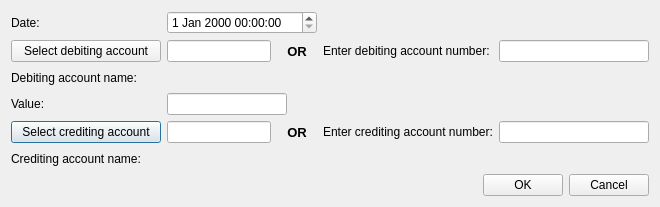
Dalerjon/TheOrmasProejct, file OrmasAdmin/OrmasAdmin/CreateEtrDlg.ui: the form before one commit.
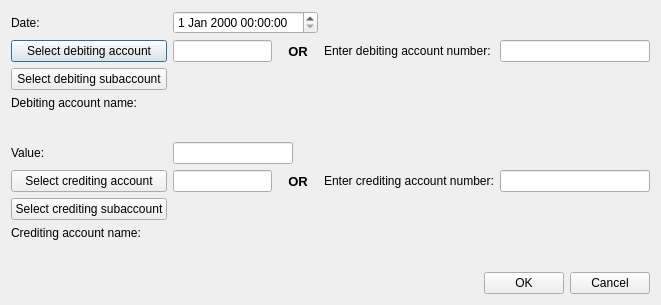
The form after the commit.

```diff
--- a/OrmasAdmin/OrmasAdmin/CreateEtrDlg.ui
+++ b/OrmasAdmin/OrmasAdmin/CreateEtrDlg.ui
@@ -7,7 +7,7 @@
     <x>0</x>
     <y>0</y>
     <width>660</width>
-    <height>207</height>
+    <height>305</height>
    </rect>
   </property>
   <property name="sizePolicy">
@@ -38,7 +38,14 @@
    <property name="bottomMargin">
     <number>11</number>
    </property>
-   <item row="3" column="1" colspan="2">
+   <item row="1" column="0">
+    <widget class="QPushButton" name="dAccBtn">
+     <property name="text">
+      <string>Select debiting account</string>
+     </property>
+    </widget>
+   </item>
+   <item row="5" column="1" colspan="2">
     <widget class="QLineEdit" name="valueEdit">
      <property name="maximumSize">
       <size>
@@ -48,165 +55,7 @@
      </property>
     </widget>
    </item>
-   <item row="0" column="1" colspan="2">
-    <widget class="QDateTimeEdit" name="dateEdit"/>
-   </item>
-   <item row="4" column="0">
-    <widget class="QPushButton" name="cAccBtn">
-     <property name="text">
-      <string>Select crediting account</string>
-     </property>
-    </widget>
-   </item>
-   <item row="4" column="3">
-    <widget class="QLabel" name="caLb">
-     <property name="text">
-      <string>Enter crediting account number:</string>
-     </property>
-    </widget>
-   </item>
-   <item row="3" column="0">
-    <widget class="QLabel" name="valueLb">
-     <property name="minimumSize">
-      <size>
-       <width>150</width>
-       <height>0</height>
-      </size>
-     </property>
-     <property name="text">
-      <string>Value:</string>
-     </property>
-    </widget>
-   </item>
-   <item row="4" column="2">
-    <widget class="QLabel" name="orLb_2">
-     <property name="minimumSize">
-      <size>
-       <width>40</width>
-       <height>0</height>
-      </size>
-     </property>
-     <property name="font">
-      <font>
-       <pointsize>10</pointsize>
-       <weight>75</weight>
-       <bold>true</bold>
-      </font>
-     </property>
-     <property name="text">
-      <string>OR</string>
-     </property>
-     <property name="alignment">
-      <set>Qt::AlignCenter</set>
-     </property>
-    </widget>
-   </item>
-   <item row="4" column="1">
-    <widget class="QLineEdit" name="caIDEdit">
-     <property name="maximumSize">
-      <size>
-       <width>120</width>
-       <height>16777215</height>
-      </size>
-     </property>
-     <property name="readOnly">
-      <bool>true</bool>
-     </property>
-    </widget>
-   </item>
-   <item row="4" column="4">
-    <widget class="QLineEdit" name="caNumberEdit">
-     <property name="minimumSize">
-      <size>
-       <width>150</width>
-       <height>0</height>
-      </size>
-     </property>
-     <property name="maximumSize">
-      <size>
-       <width>150</width>
-       <height>16777215</height>
-      </size>
-     </property>
-     <property name="text">
-      <string/>
-     </property>
-    </widget>
-   </item>
-   <item row="2" column="0">
-    <widget class="QLabel" name="daNameLb">
-     <property name="text">
-      <string>Debiting account name:</string>
-     </property>
-    </widget>
-   </item>
-   <item row="2" column="1" colspan="4">
-    <widget class="QLabel" name="daNamePh">
-     <property name="font">
-      <font>
-       <family>Times New Roman</family>
-       <pointsize>12</pointsize>
-       <weight>75</weight>
-       <italic>true</italic>
-       <bold>true</bold>
-      </font>
-     </property>
-     <property name="text">
-      <string/>
-     </property>
-    </widget>
-   </item>
-   <item row="0" column="0">
-    <widget class="QLabel" name="dateLb">
-     <property name="text">
-      <string>Date:</string>
-     </property>
-    </widget>
-   </item>
-   <item row="1" column="2">
-    <widget class="QLabel" name="orLb">
-     <property name="minimumSize">
-      <size>
-       <width>40</width>
-       <height>0</height>
-      </size>
-     </property>
-     <property name="font">
-      <font>
-       <pointsize>10</pointsize>
-       <weight>75</weight>
-       <bold>true</bold>
-      </font>
-     </property>
-     <property name="text">
-      <string>OR</string>
-     </property>
-     <property name="alignment">
-      <set>Qt::AlignCenter</set>
-     </property>
-    </widget>
-   </item>
-   <item row="1" column="3">
-    <widget class="QLabel" name="daLb">
-     <property name="text">
-      <string>Enter debiting account number:</string>
-     </property>
-    </widget>
-   </item>
-   <item row="1" column="1">
-    <widget class="QLineEdit" name="daIDEdit">
-     <property name="maximumSize">
-      <size>
-       <width>120</width>
-       <height>16777215</height>
-      </size>
-     </property>
-     <property name="readOnly">
-      <bool>true</bool>
-     </property>
-    </widget>
-   </item>
-   <item row="6" column="0" colspan="5">
+   <item row="10" column="0" colspan="5">
     <layout class="QHBoxLayout" name="horizontalLayout">
      <item>
       <spacer name="horizontalSpacer">
@@ -237,10 +86,10 @@
      </item>
     </layout>
    </item>
-   <item row="1" column="0">
-    <widget class="QPushButton" name="dAccBtn">
+   <item row="8" column="0">
+    <widget class="QLabel" name="caNameLb">
      <property name="text">
-      <string>Select debiting account</string>
+      <string>Crediting account name:</string>
      </property>
     </widget>
    </item>
@@ -263,15 +112,111 @@
      </property>
     </widget>
    </item>
+   <item row="1" column="3">
+    <widget class="QLabel" name="daLb">
+     <property name="text">
+      <string>Enter debiting account number:</string>
+     </property>
+    </widget>
+   </item>
+   <item row="4" column="0" colspan="5">
+    <widget class="QLabel" name="daNamePh">
+     <property name="sizePolicy">
+      <sizepolicy hsizetype="Preferred" vsizetype="Expanding">
+       <horstretch>0</horstretch>
+       <verstretch>0</verstretch>
+      </sizepolicy>
+     </property>
+     <property name="font">
+      <font>
+       <family>Times New Roman</family>
+       <pointsize>12</pointsize>
+       <weight>75</weight>
+       <italic>true</italic>
+       <bold>true</bold>
+      </font>
+     </property>
+     <property name="text">
+      <string/>
+     </property>
+     <property name="textFormat">
+      <enum>Qt::RichText</enum>
+     </property>
+     <property name="scaledContents">
+      <bool>true</bool>
+     </property>
+    </widget>
+   </item>
+   <item row="6" column="2">
+    <widget class="QLabel" name="orLb_2">
+     <property name="minimumSize">
+      <size>
+       <width>40</width>
+       <height>0</height>
+      </size>
+     </property>
+     <property name="font">
+      <font>
+       <pointsize>10</pointsize>
+       <weight>75</weight>
+       <bold>true</bold>
+      </font>
+     </property>
+     <property name="text">
+      <string>OR</string>
+     </property>
+     <property name="alignment">
+      <set>Qt::AlignCenter</set>
+     </property>
+    </widget>
+   </item>
+   <item row="3" column="0">
+    <widget class="QLabel" name="daNameLb">
+     <property name="text">
+      <string>Debiting account name:</string>
+     </property>
+    </widget>
+   </item>
    <item row="5" column="0">
-    <widget class="QLabel" name="caNameLb">
+    <widget class="QLabel" name="valueLb">
+     <property name="minimumSize">
+      <size>
+       <width>150</width>
+       <height>0</height>
+      </size>
+     </property>
      <property name="text">
-      <string>Crediting account name:</string>
+      <string>Value:</string>
      </property>
     </widget>
    </item>
-   <item row="5" column="1" colspan="4">
+   <item row="6" column="4">
+    <widget class="QLineEdit" name="caNumberEdit">
+     <property name="minimumSize">
+      <size>
+       <width>150</width>
+       <height>0</height>
+      </size>
+     </property>
+     <property name="maximumSize">
+      <size>
+       <width>150</width>
+       <height>16777215</height>
+      </size>
+     </property>
+     <property name="text">
+      <string/>
+     </property>
+    </widget>
+   </item>
+   <item row="9" column="0" colspan="5">
     <widget class="QLabel" name="caNamePh">
+     <property name="sizePolicy">
+      <sizepolicy hsizetype="Preferred" vsizetype="Expanding">
+       <horstretch>0</horstretch>
+       <verstretch>0</verstretch>
+      </sizepolicy>
+     </property>
      <property name="font">
       <font>
        <family>Times New Roman</family>
@@ -283,6 +228,96 @@
      </property>
      <property name="text">
       <string/>
+     </property>
+     <property name="textFormat">
+      <enum>Qt::RichText</enum>
+     </property>
+    </widget>
+   </item>
+   <item row="1" column="2">
+    <widget class="QLabel" name="orLb">
+     <property name="minimumSize">
+      <size>
+       <width>40</width>
+       <height>0</height>
+      </size>
+     </property>
+     <property name="font">
+      <font>
+       <pointsize>10</pointsize>
+       <weight>75</weight>
+       <bold>true</bold>
+      </font>
+     </property>
+     <property name="text">
+      <string>OR</string>
+     </property>
+     <property name="alignment">
+      <set>Qt::AlignCenter</set>
+     </property>
+    </widget>
+   </item>
+   <item row="6" column="3">
+    <widget class="QLabel" name="caLb">
+     <property name="text">
+      <string>Enter crediting account number:</string>
+     </property>
+    </widget>
+   </item>
+   <item row="0" column="1" colspan="2">
+    <widget class="QDateTimeEdit" name="dateEdit"/>
+   </item>
+   <item row="0" column="0">
+    <widget class="QLabel" name="dateLb">
+     <property name="text">
+      <string>Date:</string>
+     </property>
+    </widget>
+   </item>
+   <item row="6" column="0">
+    <widget class="QPushButton" name="cAccBtn">
+     <property name="text">
+      <string>Select crediting account</string>
+     </property>
+    </widget>
+   </item>
+   <item row="6" column="1">
+    <widget class="QLineEdit" name="caIDEdit">
+     <property name="maximumSize">
+      <size>
+       <width>120</width>
+       <height>16777215</height>
+      </size>
+     </property>
+     <property name="readOnly">
+      <bool>true</bool>
+     </property>
+    </widget>
+   </item>
+   <item row="1" column="1">
+    <widget class="QLineEdit" name="daIDEdit">
+     <property name="maximumSize">
+      <size>
+       <width>120</width>
+       <height>16777215</height>
+      </size>
+     </property>
+     <property name="readOnly">
+      <bool>true</bool>
+     </property>
+    </widget>
+   </item>
+   <item row="2" column="0">
+    <widget class="QPushButton" name="dSubAccBtn">
+     <property name="text">
+      <string>Select debiting subaccount</string>
+     </property>
+    </widget>
+   </item>
+   <item row="7" column="0">
+    <widget class="QPushButton" name="cSubAccBtn">
+     <property name="text">
+      <string>Select crediting subaccount</string>
      </property>
     </widget>
    </item>
```
